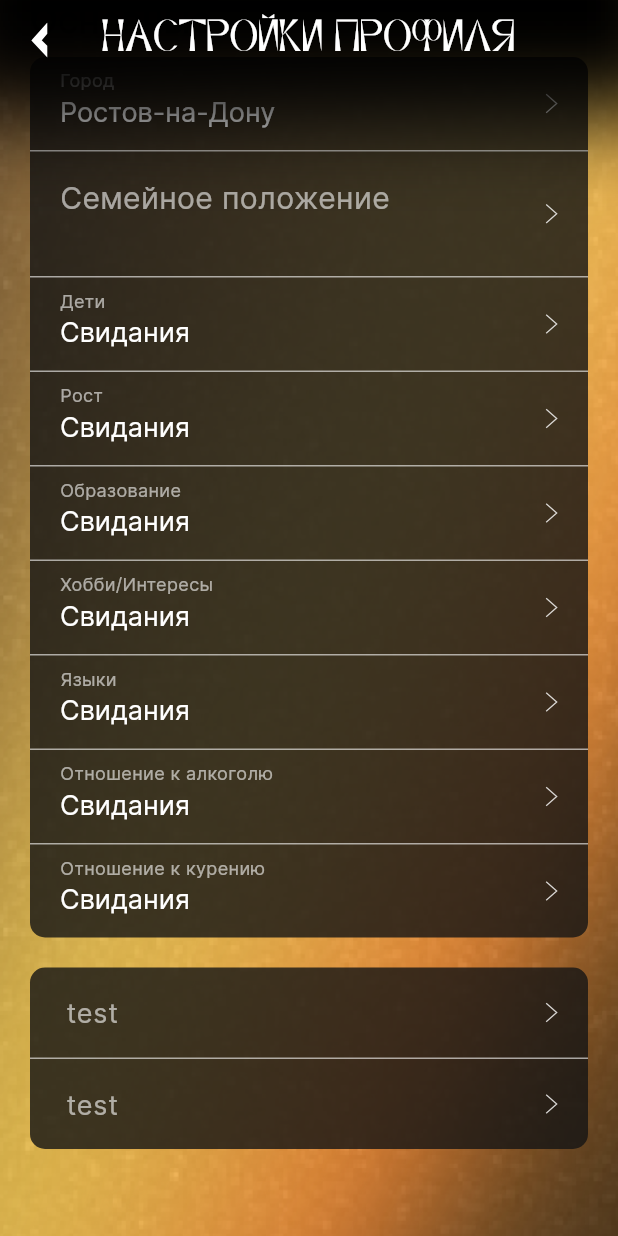
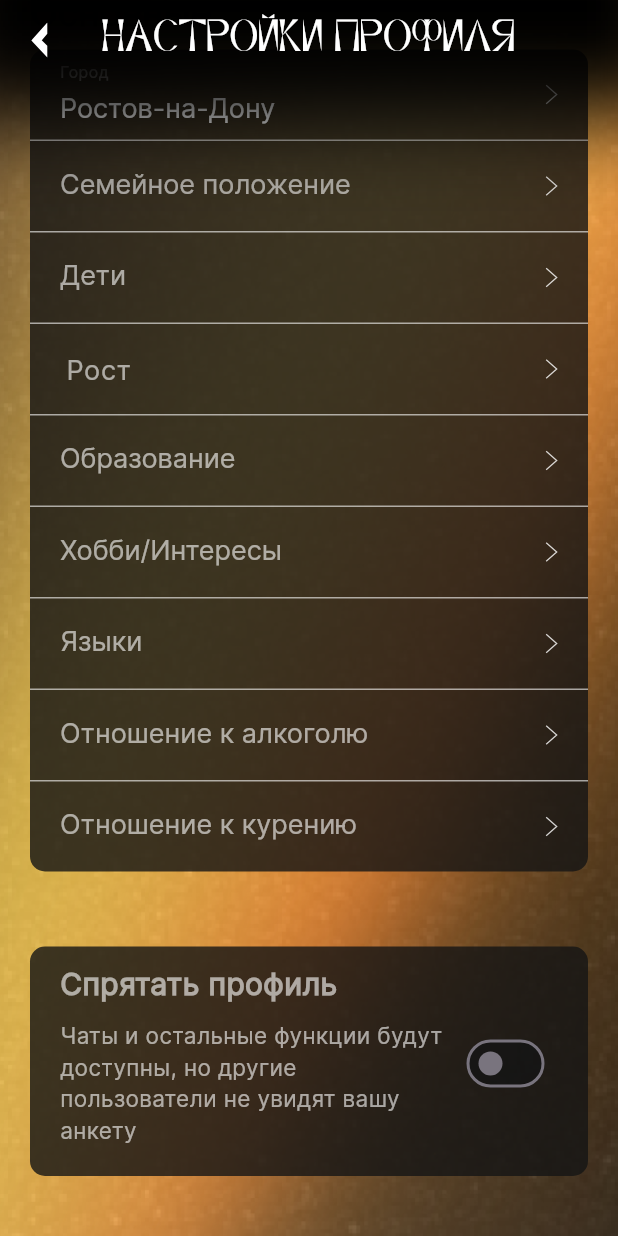
Before and after one commit to romo4ko/shine-frontend, a Flutter app: the ProfileSettings screen opened by its route, scrolled down 1152 dp, on a phone screen of 412 x 824 dp. Run offline on Flutter 3.47's test engine with Material 3 defaults, Android fonts, the phone set to English and light mode, and no system bars; our stand-ins replace flutter_card_swiper, flutter_svg, flutter_xlider, image_picker; missing offline and left inert: masked_text; network calls fail.

Commit message:
made profile settings page fields

```diff
--- /dev/null
+++ b/lib/components/Common/Dropdowns/ExtendedDropdown.dart
@@ -0,0 +1,114 @@
+
+import 'package:flutter/cupertino.dart';
+import 'package:flutter/material.dart';
+import 'package:flutter_svg/svg.dart';
+
+class ExtendedDropdown extends StatefulWidget {
+
+  final List<String> values;
+  final String? selected;
+  final String title;
+  final String placeholder;
+
+  const ExtendedDropdown({
+    super.key,
+    required this.values,
+    this.selected = null,
+    required this.title,
+    this.placeholder = ''
+  });
+
+  @override
+  State<ExtendedDropdown> createState() => _ExtendedDropdownState();
+}
+
+class _ExtendedDropdownState extends State<ExtendedDropdown> {
+
+  bool is_active = false;
+  String? _selectedValue;
+
+  Key _key = new GlobalKey();
+  final FocusNode _focusNode = FocusNode();
+  TextEditingController controller = TextEditingController();
+
+  @override
+  void initState() {
+    _selectedValue = widget.selected;
+    is_active = _selectedValue == null ? false : true;
+    super.initState();
+  }
+
+  @override
+  Widget build(BuildContext context) {
+    return GestureDetector(
+      onTap: () {
+        setState(() {
+            _focusNode.requestFocus();
+        });
+      },
+      child: Container(
+        width: MediaQuery.of(context).size.width,
+        child: Stack(
+          alignment: Alignment.centerRight,
+          children: [
+            Container(
+              height: 60,
+              padding: EdgeInsets.only(left: 20, right: 25),
+              child: DropdownButtonFormField(
+                key: _key,
+                decoration: InputDecoration(
+                  contentPadding: const EdgeInsets.only(top: 10),
+                  border: InputBorder.none,
+                  focusedBorder: InputBorder.none,
+                  enabledBorder: InputBorder.none,
+                  errorBorder: InputBorder.none,
+                  disabledBorder: InputBorder.none,
+                  labelText: _selectedValue != null ? widget.title : null,
+                  floatingLabelStyle: TextStyle(
+                      color: Colors.white.withOpacity(0.6),
+                      fontSize: 14,
+                      fontFamily: 'Inter'
+                  ),
+                ),
+                hint: Text(
+                    widget.title,
+                    textAlign: TextAlign.start,
+                    style: TextStyle(
+                        color: Colors.white.withOpacity(0.6),
+                        fontSize: 18,
+                        fontFamily: 'Inter'
+                    )
+                  ),
+                  value: _selectedValue,
+                  style: const TextStyle(
+                      color: Colors.white,
+                      fontSize: 18,
+                      fontFamily: 'Inter'
+                  ),
+                  borderRadius: BorderRadius.circular(10.0),
+                  dropdownColor: Colors.black.withOpacity(0.8),
+                  iconSize: 0.0,
+                  iconDisabledColor: Colors.transparent,
+                  onChanged: (String? value) {
+                    setState(() {
+                      _selectedValue = value!;
+                    });
+                  },
+                  items: widget.values.map<DropdownMenuItem<String>>((String value) {
+                    return DropdownMenuItem<String>(
+                      value: value,
+                      child: Text(value, textAlign: TextAlign.start),
+                    );
+                  }).toList(),
+                ),
+              ),
+            Container(
+              margin: EdgeInsets.only(right: 20),
+              child: SvgPicture.asset('assets/icons/arrow-right.svg', height: 14)
+            ),
+          ],
+        ),
+      ),
+    );
+  }
+}
--- a/lib/components/Information/Inputs/TextInput.dart
+++ b/lib/components/Common/Inputs/TextInput.dart
@@ -4,17 +4,13 @@ import 'package:flutter_svg/svg.dart';
 
 class TextInput extends StatefulWidget {
 
-  final List<String> values;
-  final String? selected;
+  final String? value;
   final String title;
-  final String placeholder;
 
   const TextInput({
     super.key,
-    required this.values,
-    this.selected = null,
+    this.value = null,
     required this.title,
-    this.placeholder = 'test'
   });
 
   @override
@@ -32,7 +28,7 @@ class _TextInputState extends State<TextInput> {
 
   @override
   void initState() {
-    _selectedValue = widget.selected;
+    _selectedValue = widget.value;
     is_active = _selectedValue == null ? false : true;
     super.initState();
   }
@@ -74,16 +70,20 @@ class _TextInputState extends State<TextInput> {
                   errorBorder: InputBorder.none,
                   disabledBorder: InputBorder.none,
                   focusedErrorBorder: InputBorder.none,
+                  floatingLabelStyle: TextStyle(
+                      color: Colors.white.withOpacity(0.6),
+                      fontSize: 14,
+                      fontFamily: 'Inter'
+                  ),
                   labelStyle: TextStyle(
                       color: Colors.white.withOpacity(0.6),
                       fontSize: 18,
-                      height: 1,
                       fontFamily: 'Inter'
                   ),
                   fillColor: Colors.transparent,
                   filled: true,
                   focusColor: Colors.transparent,
-                  labelText: widget.placeholder,
+                  labelText: widget.title,
                 ),
               ),
             ),
--- a/lib/components/ProfileSettings/ExtendedInput.dart
+++ b/lib/components/ProfileSettings/ExtendedInput.dart
@@ -35,9 +35,7 @@ class _ExtendedInputState extends State<ExtendedInput> {
 
   @override
   Widget build(BuildContext context) {
-    return Column(
-      children: [
-        GestureDetector(
+    return GestureDetector(
       onTap: () {
         setState(() {
           is_active = !is_active;
@@ -50,10 +48,11 @@ class _ExtendedInputState extends State<ExtendedInput> {
         });
       },
       child: Container(
+        height: 60,
         color: Colors.transparent,
         padding: EdgeInsets.symmetric(
             horizontal: 20,
-                vertical: !is_active && controller.text.length == 0 ? 21 : 10
+            vertical: !is_active && controller.text.length == 0 ? 20 : 10
         ),
         width: MediaQuery.of(context).size.width,
         child: Row(
@@ -68,7 +67,7 @@ class _ExtendedInputState extends State<ExtendedInput> {
                   textAlign: TextAlign.start,
                   style: TextStyle(
                       color: is_active ? Colors.white.withOpacity(0.6) : Colors.white,
-                          fontSize: is_active ? 12 : 20,
+                      fontSize: is_active ? 10 : 20,
                       height: 1,
                       fontFamily: 'Inter'
                   ),
@@ -80,7 +79,7 @@ class _ExtendedInputState extends State<ExtendedInput> {
                     textAlign: TextAlign.start,
                     style: TextStyle(
                         color: Colors.white.withOpacity(0.6),
-                            fontSize: 16,
+                        fontSize: 15,
                         height: 1,
                         fontFamily: 'Inter'
                     ),
@@ -125,8 +124,6 @@ class _ExtendedInputState extends State<ExtendedInput> {
           ],
         ),
       ),
-        ),
-      ],
     );
   }
 }
--- /dev/null
+++ b/lib/components/ProfileSettings/HideProfile.dart
@@ -0,0 +1,89 @@
+
+import 'package:flutter/cupertino.dart';
+import 'package:flutter/material.dart';
+import 'package:flutter/widgets.dart';
+import 'package:shine/components/ProfileSettings/ExtendedInput.dart';
+import '../../models/Self.dart';
+
+class HideProfile extends StatefulWidget {
+
+  final bool isHidden;
+
+  const HideProfile({
+    super.key,
+    required this.isHidden
+  });
+
+  @override
+  State<HideProfile> createState() => _HideProfileState();
+}
+
+class _HideProfileState extends State<HideProfile> {
+
+  var isEnable;
+
+  @override
+  void initState() {
+    isEnable = widget.isHidden ?? false;
+    super.initState();
+  }
+
+  @override
+  Widget build(BuildContext context) {
+    return Container(
+      padding: EdgeInsets.symmetric(horizontal: 20, vertical: 10),
+      decoration: BoxDecoration(
+          color: Color.fromRGBO(20, 20, 20, 0.8),
+          borderRadius: BorderRadius.circular(10)
+      ),
+      child: Column(
+        crossAxisAlignment: CrossAxisAlignment.start,
+        children: [
+          Text(
+            'Спрятать профиль',
+            textAlign: TextAlign.start,
+            style: TextStyle(
+                color: Colors.white.withOpacity(0.6),
+                fontSize: 20,
+                fontWeight: FontWeight.bold,
+                fontFamily: 'Inter'
+            ),
+          ),
+          Container(
+            padding: EdgeInsets.symmetric(vertical: 10),
+            child: Row(
+              mainAxisAlignment: MainAxisAlignment.spaceBetween,
+              crossAxisAlignment: CrossAxisAlignment.start,
+              children: [
+                Flexible(
+                  child: Text(
+                    'Чаты и остальные функции будут доступны, но другие пользователи не увидят вашу анкету',
+                    textAlign: TextAlign.start,
+                    style: TextStyle(
+                        color: Colors.white.withOpacity(0.6),
+                        fontSize: 15,
+                        fontFamily: 'Inter'
+                    ),
+                  ),
+                ),
+                Padding(
+                  padding: EdgeInsets.all(5),
+                  child: Switch(
+                      value: isEnable,
+                      inactiveTrackColor: Color.fromRGBO(20, 20, 20, 0.8),
+                      activeColor: Colors.white,
+                      onChanged: (bool value) {
+                      setState(() {
+                        isEnable = !isEnable;
+                      });
+                    }
+                  ),
+                )
+              ],
+            ),
+          )
+        ],
+      ),
+    );
+  }
+}
--- a/lib/views/profileSettings.dart
+++ b/lib/views/profileSettings.dart
@@ -1,16 +1,14 @@
 
 import 'package:flutter/material.dart';
 import 'package:flutter/cupertino.dart';
-import 'package:shine/components/Information/Inputs/TextInput.dart';
-import 'package:shine/components/Profile/profile.dart';
-import 'package:shine/components/ProfileSettings/ExtendedSelect.dart';
+import 'package:shine/components/Common/Dropdowns/ExtendedDropdown.dart';
+import 'package:shine/components/Common/Inputs/TextInput.dart';
+import 'package:shine/components/ProfileSettings/HideProfile.dart';
 import 'package:shine/components/ProfileSettings/ImagesGrid.dart';
 import 'package:shine/components/ProfileSettings/ProfileDescription.dart';
 import 'package:shine/components/ProfileSettings/ProfileInfo.dart';
-import 'package:shine/components/ProfileSettings/PurposeSelect.dart';
-
+import 'package:shine/components/Common/Inputs/TextInput.dart';
 import '../components/Common/AppBar/DefaultAppBar.dart';
-import '../components/Common/BottomBar.dart';
 import '../models/Self.dart';
 import '../components/ProfileSettings/ProfileSettingsFilled.dart';
 
@@ -53,7 +51,7 @@ class _ProfileSettingsState extends State<ProfileSettings> {
               minHeight: MediaQuery.of(context).size.height,
               minWidth: MediaQuery.of(context).size.width
           ),
-          padding: const EdgeInsets.only(top: 100, left: 20, right: 20, bottom: 300),
+          padding: const EdgeInsets.only(top: 100, left: 20, right: 20, bottom: 50),
           decoration: const BoxDecoration(
             image: DecorationImage(
               image: AssetImage("assets/images/backgrounds/profile-settings-bg.png"),
@@ -64,11 +62,11 @@ class _ProfileSettingsState extends State<ProfileSettings> {
             children: [
               ProfileSettingsFilled(percent: user.profile_filled),
               ImagesGrid(images: user.images),
-              SizedBox(height: 20),
+              const SizedBox(height: 20),
               ProfileInfo(user: user),
-              SizedBox(height: 20),
-              ProfileDescription(),
-              SizedBox(height: 20),
+              const SizedBox(height: 20),
+              const ProfileDescription(),
+              const SizedBox(height: 20),
               Column(
                 crossAxisAlignment: CrossAxisAlignment.start,
                 children: [
@@ -87,10 +85,10 @@ class _ProfileSettingsState extends State<ProfileSettings> {
                   ),
                   Container(
                       decoration: BoxDecoration(
-                          color: Color.fromRGBO(20, 20, 20, 0.8),
+                          color: const Color.fromRGBO(20, 20, 20, 0.8),
                           borderRadius: BorderRadius.circular(10)
                       ),
-                      child: const PurposeSelect(
+                      child: const ExtendedDropdown(
                           values: ['Свидания', 'Флирт', 'Отношения', 'Дружба', 'Виртуальное общение'],
                           title: 'Цель знакомства',
                           selected: 'Свидания',
@@ -98,7 +96,7 @@ class _ProfileSettingsState extends State<ProfileSettings> {
                   )
                 ],
               ),
-              SizedBox(height: 20),
+              const SizedBox(height: 20),
               Column(
                 crossAxisAlignment: CrossAxisAlignment.start,
                 children: [
@@ -117,83 +115,70 @@ class _ProfileSettingsState extends State<ProfileSettings> {
                   ),
                   Container(
                       decoration: BoxDecoration(
-                          color: Color.fromRGBO(20, 20, 20, 0.8),
+                          color: const Color.fromRGBO(20, 20, 20, 0.8),
                           borderRadius: BorderRadius.circular(10)
                       ),
                       child: Column(
                         children: [
-                          ExtendedSelect(
+                          const ExtendedDropdown(
                             values: ['Ростов-на-Дону', 'Москва', 'Краснодар', 'Санкт-Петербург'],
                             title: 'Город',
                             selected: 'Ростов-на-Дону',
                           ),
                           Divider(height: 1, color: Colors.white.withOpacity(0.6)),
-                          ExtendedSelect(
-                            values: ['Свидания', 'Флирт', 'Отношения', 'Дружба', 'Виртуальное общение'],
+                          const ExtendedDropdown(
+                            values: ['Женат/замужем', 'Свободен/свободна', 'В свободных отношениях'],
                             title: 'Семейное положение',
                             selected: null,
                           ),
                           Divider(height: 1, color: Colors.white.withOpacity(0.6)),
-                          ExtendedSelect(
-                            values: ['Свидания', 'Флирт', 'Отношения', 'Дружба', 'Виртуальное общение'],
+                          const ExtendedDropdown(
+                            values: ['Есть', 'Нет, и не планирую', 'Нет, но хотелось бы'],
                             title: 'Дети',
-                            selected: 'Свидания',
+                            selected: null,
                           ),
                           Divider(height: 1, color: Colors.white.withOpacity(0.6)),
-                          ExtendedSelect(
-                            values: ['Свидания', 'Флирт', 'Отношения', 'Дружба', 'Виртуальное общение'],
+                          TextInput(
                             title: 'Рост',
-                            selected: 'Свидания',
+                            value: '',
                           ),
                           Divider(height: 1, color: Colors.white.withOpacity(0.6)),
-                          ExtendedSelect(
-                            values: ['Свидания', 'Флирт', 'Отношения', 'Дружба', 'Виртуальное общение'],
+                          const ExtendedDropdown(
+                            values: ['Нет', 'Среднее', 'Высшее', 'Неоконченное', 'Кандидат наук'],
                             title: 'Образование',
-                            selected: 'Свидания',
+                            selected: null,
                           ),
                           Divider(height: 1, color: Colors.white.withOpacity(0.6)),
-                          ExtendedSelect(
+                          const ExtendedDropdown(
                             values: ['Свидания', 'Флирт', 'Отношения', 'Дружба', 'Виртуальное общение'],
                             title: 'Хобби/Интересы',
-                            selected: 'Свидания',
+                            selected: null,
                           ),
                           Divider(height: 1, color: Colors.white.withOpacity(0.6)),
-                          ExtendedSelect(
-                            values: ['Свидания', 'Флирт', 'Отношения', 'Дружба', 'Виртуальное общение'],
+                          const ExtendedDropdown(
+                            values: ['Русский', 'Английский'],
                             title: 'Языки',
-                            selected: 'Свидания',
+                            selected: null,
                           ),
                           Divider(height: 1, color: Colors.white.withOpacity(0.6)),
-                          ExtendedSelect(
-                            values: ['Свидания', 'Флирт', 'Отношения', 'Дружба', 'Виртуальное общение'],
+                          const ExtendedDropdown(
+                            values: ['Резко негативно', 'Нейтрально', 'Положительно'],
                             title: 'Отношение к алкоголю',
-                            selected: 'Свидания',
+                            selected: null,
                           ),
                           Divider(height: 1, color: Colors.white.withOpacity(0.6)),
-                          ExtendedSelect(
-                            values: ['Свидания', 'Флирт', 'Отношения', 'Дружба', 'Виртуальное общение'],
+                          const ExtendedDropdown(
+                            values: ['Резко негативно', 'Нейтрально', 'Положительно'],
                             title: 'Отношение к курению',
-                            selected: 'Свидания',
+                            selected: null,
                           ),
                         ],
                       )
-                  )
+                  ),
+                  SizedBox(height: 50,),
+                  HideProfile(isHidden: user.is_premium)
                 ],
               ),
-              Container(
-                margin: EdgeInsets.only(top: 20),
-                  decoration: BoxDecoration(
-                      color: Color.fromRGBO(20, 20, 20, 0.8),
-                      borderRadius: BorderRadius.circular(10)
-                  ),
-                  child: Column(
-                    children: [
-                      TextInput(values: [], title: 'title'),
-                      Divider(height: 1, color: Colors.white.withOpacity(0.6)),
-                      TextInput(values: [], title: 'title')
-                    ],
-                  )
-              )
             ],
           ),
         ),
```
Also changed, not shown: pubspec.lock, 1 other file. Lines whose indentation alone changed are shown as unchanged.
